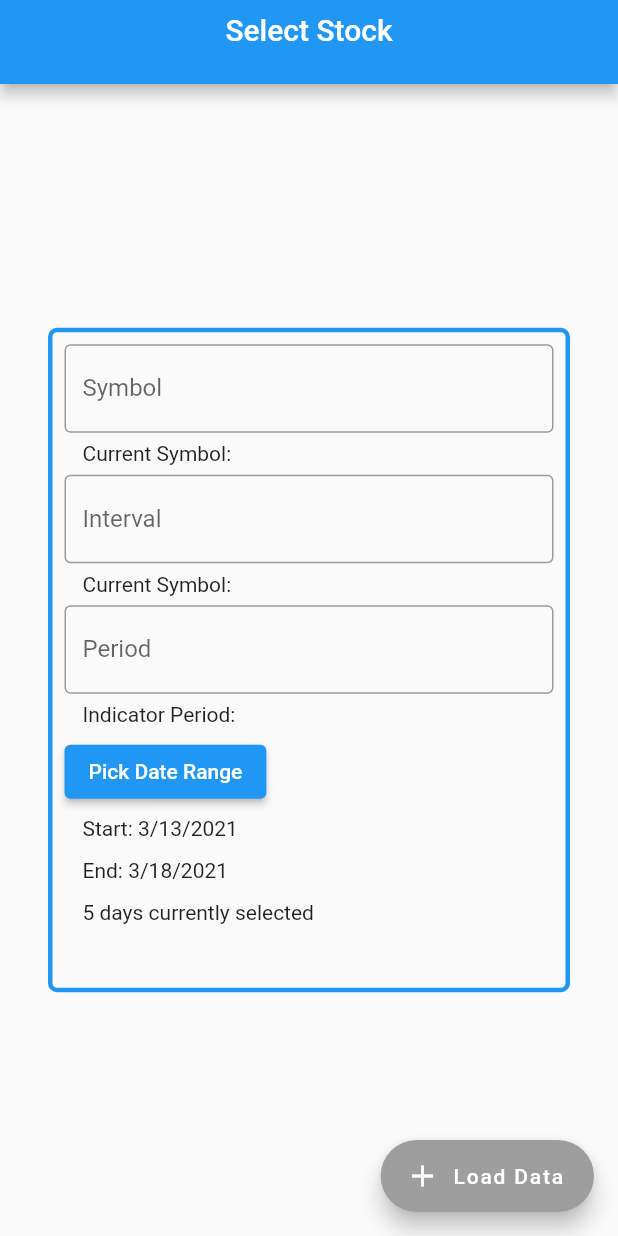
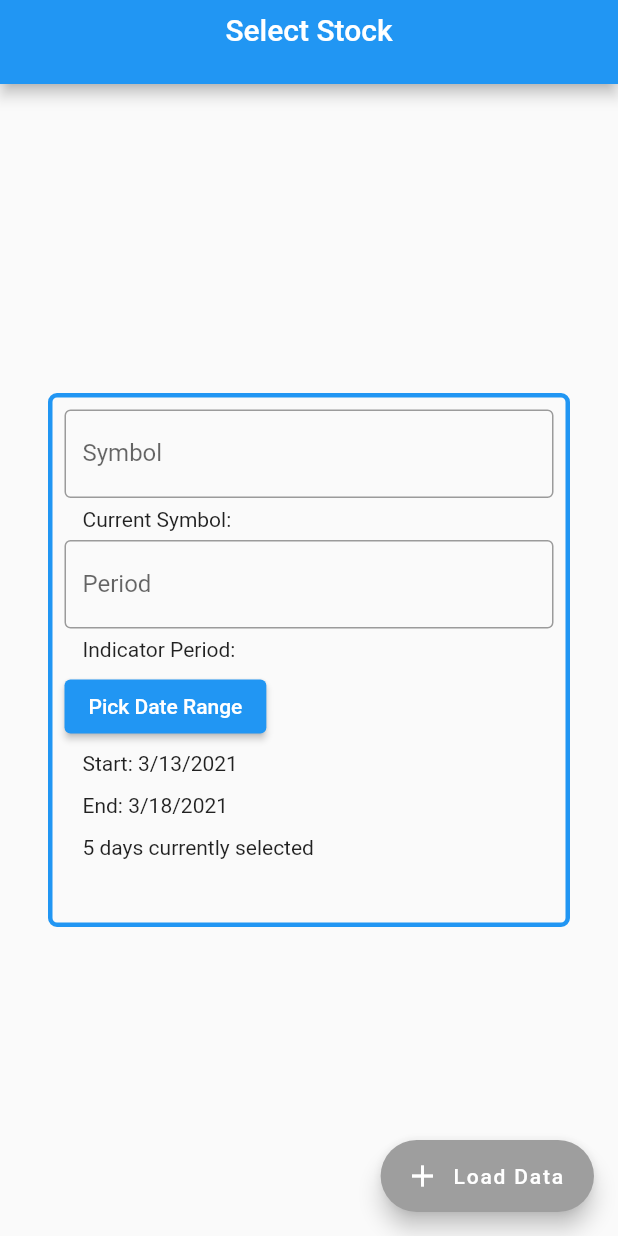
Before and after one commit to TudorMaxim/FinancialSystemsCoursework, a Flutter app: the screen it shows after launch, after a tap on "Load Data", on a phone screen of 412 x 824 dp. Run offline on Flutter 3.47's test engine with Material 2 defaults, Android fonts, the phone set to English and light mode, and no system bars; drawn by our look-alikes of flutter_typeahead; our stand-ins replace charts_flutter, connectivity, csv, sqflite, syncfusion_flutter_datepicker; accounts and stored records are empty.

Commit message:
removed interval

```diff
--- a/lib/repository/DBManager.dart
+++ b/lib/repository/DBManager.dart
@@ -11,7 +11,6 @@ class StockDBEntry {
   String ticker;
   int fromTimestamp;
   int toTimestamp;
-  StockInterval interval;
   String values;
 
   StockDBEntry(
@@ -19,7 +18,6 @@ class StockDBEntry {
       this.ticker,
       this.fromTimestamp,
       this.toTimestamp,
-      this.interval,
       this.values});
 
   StockDBEntry.fromMap(Map<String, dynamic> map) {
@@ -27,7 +25,6 @@ class StockDBEntry {
     this.ticker = map['ticker'];
     this.fromTimestamp = map['fromTimestamp'];
     this.toTimestamp = map['toTimestamp'];
-    this.interval = IntervalMapping.fromString(map['interval']);
     this.values = map['jsonValues'];
   }
 
@@ -36,7 +33,6 @@ class StockDBEntry {
       'ticker': this.ticker,
       'fromTimestamp': this.fromTimestamp,
       'toTimestamp': this.toTimestamp,
-      'interval': this.interval.name,
       'jsonValues': this.values
     };
     if (this.id != -1) {
@@ -47,7 +43,7 @@ class StockDBEntry {
 
   @override
   String toString() {
-    return 'Stock DB Entry{ ticker: $ticker, id: $id, from: $fromTimestamp, to: $toTimestamp, interval: ${interval.name}}\n';
+    return 'Stock DB Entry{ ticker: $ticker, id: $id, from: $fromTimestamp, to: $toTimestamp}\n';
   }
 }
 
@@ -73,7 +69,6 @@ class DBManager {
             ticker TEXT,
             fromTimestamp INTEGER,
             toTimestamp INTEGER,
-            interval TEXT,
             jsonValues TEXT
           )''');
     }, version: 1);
@@ -92,12 +87,11 @@ class DBManager {
   }
 
   Future<bool> isCached(
-      String ticker, int from, int to, StockInterval interval) async {
+      String ticker, int from, int to) async {
     StockDBEntry _entry = await _getByTicker(ticker);
     return _entry != null &&
         from >= _entry.fromTimestamp &&
-        to <= _entry.toTimestamp &&
-        interval == _entry.interval;
+        to <= _entry.toTimestamp;
   }
 
   Future<StockDBEntry> _getByTicker(String ticker) async {
@@ -127,8 +121,8 @@ class DBManager {
   }
 
   Future<List<Stock>> getFromDBOrNull(
-      String ticker, int from, int to, StockInterval interval) async {
-    bool _isCached = await isCached(ticker, from, to, interval);
+      String ticker, int from, int to) async {
+    bool _isCached = await isCached(ticker, from, to);
     if (!_isCached) {
       debugPrint('Cache miss for: $ticker');
       return null;
@@ -138,8 +132,7 @@ class DBManager {
     }
   }
 
-  Future<void> refreshCache(String ticker, int from, int to,
-      StockInterval interval, String values) async {
+  Future<void> refreshCache(String ticker, int from, int to, String values) async {
     Database db = await _db;
     await db.transaction((txn) async {
       await txn.delete('STOCKS', where: 'ticker = \'$ticker\'');
@@ -148,7 +141,6 @@ class DBManager {
         ticker: ticker,
         fromTimestamp: from,
         toTimestamp: to,
-        interval: interval,
         values: values);
     await db.transaction((txn) async {
       await txn.insert('STOCKS', entry.map);
--- a/lib/repository/StockDataCollector.dart
+++ b/lib/repository/StockDataCollector.dart
@@ -10,7 +10,7 @@ class StockDataCollector {
   StockDataCollector._internal();
 
   String _createURL(
-      String symbol, String startDate, String endDate, String interval) {
+      String symbol, String startDate, String endDate) {
     return "https://query1.finance.yahoo.com/v8/finance/chart/" +
         symbol +
         "?symbol=" +
@@ -19,8 +19,7 @@ class StockDataCollector {
         startDate +
         "&period2=" +
         endDate +
-        "&interval=" +
-        interval;
+        "&interval=1d";
   }
 
   /**
@@ -36,9 +35,9 @@ class StockDataCollector {
    *    https://query1.finance.yahoo.com/v8/finance/chart/AAPL?symbol=AAPL&period1=1612437713&period2=1614856913&interval=1d
    */
   Future<String> getPricesAsJSON(
-      String symbol, String startDate, String endDate, String interval) async {
+      String symbol, String startDate, String endDate) async {
     final response = await http.get(
-      _createURL(symbol, startDate, endDate, interval),
+      _createURL(symbol, startDate, endDate),
       headers: <String, String>{
         'Content-Type': 'application/json',
       },
--- a/lib/repository/StockDataProvider.dart
+++ b/lib/repository/StockDataProvider.dart
@@ -14,13 +14,13 @@ class StockDataProvider {
   }
 
   Future<List<Stock>> getPrices(
-      String ticker, int from, int to, StockInterval interval) async {
+      String ticker, int from, int to) async {
     List<Stock> _fromDB =
-        await DBManager().getFromDBOrNull(ticker, from, to, interval);
+        await DBManager().getFromDBOrNull(ticker, from, to);
     if (_fromDB == null) {
       String stocksJSON = await StockDataCollector().getPricesAsJSON(
-          ticker, from.toString(), to.toString(), interval.name);
-      await DBManager().refreshCache(ticker, from, to, interval, stocksJSON);
+          ticker, from.toString(), to.toString());
+      await DBManager().refreshCache(ticker, from, to, stocksJSON);
       return Stock.jsonToStocks(ticker, jsonDecode(stocksJSON));
     } else {
       return _fromDB;
--- a/lib/screens/MainScreen.dart
+++ b/lib/screens/MainScreen.dart
@@ -5,7 +5,6 @@ import 'package:financial_systems_coursework/repository/SymbolManager.dart';
 import 'package:financial_systems_coursework/screens/DetailsScreen.dart';
 import 'package:financial_systems_coursework/shared/AppBaseState.dart';
 import 'package:financial_systems_coursework/model/Stock.dart';
-import 'package:financial_systems_coursework/shared/interval.dart';
 import 'package:financial_systems_coursework/widgets/DateRangeSelector.dart';
 import 'package:financial_systems_coursework/widgets/SelectForm.dart';
 import 'package:flutter/cupertino.dart';
@@ -21,7 +20,6 @@ class MainScreen extends StatefulWidget {
 
 class MainScreenState extends AppBaseState<MainScreen> {
   String _symbol;
-  StockInterval _interval;
   String _period;
   List<DateTime> _dates;
 
@@ -29,7 +27,6 @@ class MainScreenState extends AppBaseState<MainScreen> {
     super.initState();
     _symbol = '';
     _period = '';
-    _interval = StockInterval.i1d;
     _dates = _getInitRange();
   }
 
@@ -54,12 +51,11 @@ class MainScreenState extends AppBaseState<MainScreen> {
         final DateTime _periodPullingDate = DateTime(
             startDatePeriod.year, startDatePeriod.month, startDatePeriod.day, 0, 1);
 
-        final int _startDate = (_startMidnight.millisecondsSinceEpoch);
         final int _startStamp = (_periodPullingDate.millisecondsSinceEpoch ~/ 1000);
         final int _endStamp = (_endMidnight.millisecondsSinceEpoch ~/ 1000);
 
         List<Stock> _stocks = await StockDataProvider()
-            .getPrices(_symbol.trim(), _startStamp, _endStamp, _interval);
+            .getPrices(_symbol.trim(), _startStamp, _endStamp);
         debugPrint('Found ${_stocks.length} stocks.');
         if (_stocks != null && _stocks.length != 0) {
           Navigator.of(context).push(
@@ -68,12 +64,12 @@ class MainScreenState extends AppBaseState<MainScreen> {
                     DetailsScreen(title: 'Stock Details',
                         stocks: _stocks,
                         period: _period,
-                        startDate: _startDate)),
+                        startDate: _startMidnight)),
           );
         } else {
           ScaffoldMessenger.of(context).showSnackBar(SnackBar(
             content:
-            Text('No data points in your selected interval and date range!'),
+            Text('No data points in your selected date range!'),
             duration: Duration(seconds: 2),
           ));
         }
@@ -88,7 +84,7 @@ class MainScreenState extends AppBaseState<MainScreen> {
         ScaffoldMessenger.of(context).showSnackBar(SnackBar(
           content:
           Text(
-              'Please select the symbol, interval, indicator period and a valid date range'),
+              'Please select the symbol, indicator period and a valid date range'),
           duration: Duration(seconds: 2),
         ));
       }
@@ -98,12 +94,6 @@ class MainScreenState extends AppBaseState<MainScreen> {
   _handleSymbolSubmit(String symbol) {
     this.setState(() {
       _symbol = symbol;
-    });
-  }
-
-  _handleIntervalSubmit(String interval) {
-    this.setState(() {
-      _interval = IntervalMapping.fromString(interval);
     });
   }
 
@@ -171,17 +161,6 @@ class MainScreenState extends AppBaseState<MainScreen> {
                               child: Text('Current Symbol: $_symbol'),
                             ),
                             SelectForm(
-                              fieldName: 'Interval',
-                              values: Future<List<String>>.value(
-                                  IntervalMapping.stringList()),
-                              handleSubmit: _handleIntervalSubmit,
-                            ),
-                            Padding(
-                              padding: const EdgeInsets.symmetric(
-                                  horizontal: 12.0, vertical: 6.0),
-                              child: Text('Current Symbol: $_symbol'),
-                            ),
-                            SelectForm(
                               fieldName: 'Period',
                               values: Future<List<String>>.value(
                                   ['12d', '26d', '35d', '50d', '100d', '150d']
```
Also changed, not shown: lib/screens/DetailsScreen.dart (+4 -3 lines).
